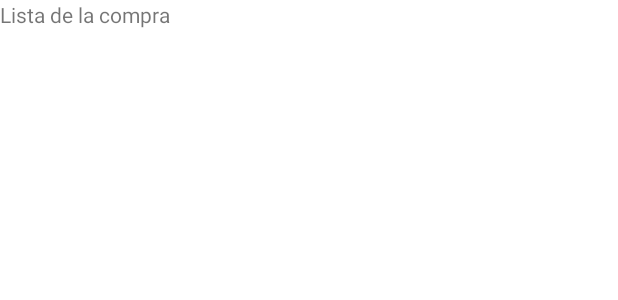
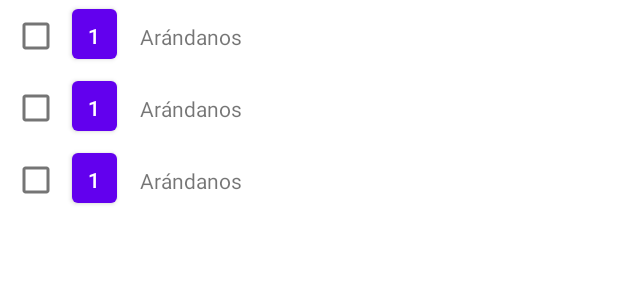
Before and after one commit to jpasao/ListaDC, an Android app: the layout fragment_list.xml on its own in the app's theme, with its tools: preview values and no code run, on a phone screen of 412 x 824 dp. Shown: the top 300 px of the screen. Run offline under Robolectric (Android 15) with nearby library versions, the phone set to English and light mode, and no system bars; network calls fail.

Commit message:
First steps on main list with a recyclerview

```diff
--- a/app/build.gradle
+++ b/app/build.gradle
@@ -51,6 +51,8 @@ dependencies {
     testImplementation 'junit:junit:4.13.2'
     androidTestImplementation 'androidx.test.ext:junit:1.1.3'
     androidTestImplementation 'androidx.test.espresso:espresso-core:3.4.0'
+    implementation 'androidx.recyclerview:recyclerview:1.2.0'
+    implementation 'com.squareup.picasso:picasso:2.5.2'
 
     def retrofit_version = "2.9.0"
     def lifecycle_version =  "2.4.1"
--- a/app/src/main/res/layout/fragment_list.xml
+++ b/app/src/main/res/layout/fragment_list.xml
@@ -5,10 +5,12 @@
     android:layout_height="match_parent"
     tools:context=".ListFragment">
 
-    <TextView
+    <androidx.recyclerview.widget.RecyclerView
+        android:id="@+id/listRecyclerview"
         android:layout_width="match_parent"
         android:layout_height="match_parent"
-        android:text="Lista de la compra"
-        android:id="@+id/test" />
+        android:orientation="vertical"
+        tools:listitem="@layout/list_item_design" />
+
 
 </FrameLayout>
--- /dev/null
+++ b/app/src/main/res/layout/list_item_design.xml
@@ -0,0 +1,38 @@
+<?xml version="1.0" encoding="utf-8"?>
+<androidx.constraintlayout.widget.ConstraintLayout xmlns:android="http://schemas.android.com/apk/res/android"
+    xmlns:app="http://schemas.android.com/apk/res-auto"
+    xmlns:tools="http://schemas.android.com/tools"
+    android:layout_width="match_parent"
+    android:layout_height="wrap_content">
+
+    <CheckBox
+        android:id="@+id/check"
+        android:layout_width="wrap_content"
+        android:layout_height="wrap_content"
+        app:layout_constraintStart_toStartOf="parent"
+        app:layout_constraintTop_toTopOf="parent" />
+
+    <Button
+        android:id="@+id/quantity"
+        android:layout_width="30dp"
+        android:layout_height="45dp"
+        android:paddingLeft="8dp"
+        android:paddingTop="8dp"
+        android:paddingRight="8dp"
+        android:paddingBottom="8dp"
+        tools:text="1"
+        app:layout_constraintStart_toEndOf="@+id/check"
+        app:layout_constraintTop_toTopOf="parent" />
+
+    <TextView
+        android:id="@+id/name"
+        android:layout_width="0dp"
+        android:layout_height="wrap_content"
+        android:paddingStart="15dp"
+        android:text="Arándanos"
+        app:layout_constraintBottom_toBottomOf="parent"
+        app:layout_constraintEnd_toEndOf="parent"
+        app:layout_constraintStart_toEndOf="@+id/quantity"
+        app:layout_constraintTop_toTopOf="parent" />
+
+</androidx.constraintlayout.widget.ConstraintLayout>
```
Also changed, not shown: app/src/main/java/com/latribu/listadc/ListFragment.kt (+7 -10 lines), app/src/main/java/com/latribu/listadc/RecyclerAdapter.kt (added, +39 -0 lines).
